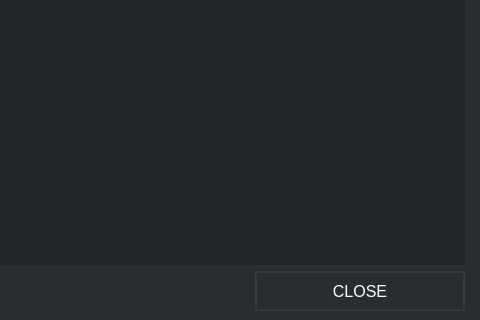
This is src/gui/ui/depositdetailsdialog.ui in ConcealNetwork/conceal-desktop as Qt 5 draws it before an edit; both pictures show x 256 to 736 and y 180 to 500 of the 736 by 500 pixel window. The edited form follows.
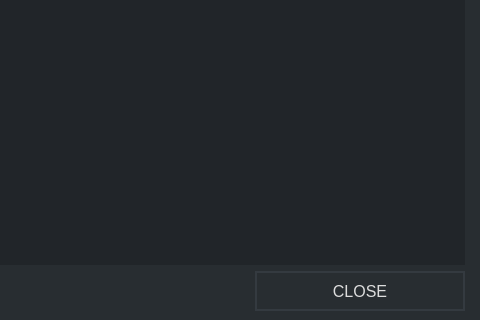
This is the edited form.

```diff
--- a/src/gui/ui/depositdetailsdialog.ui
+++ b/src/gui/ui/depositdetailsdialog.ui
@@ -81,7 +81,7 @@
         </font>
        </property>
        <property name="styleSheet">
-        <string notr="true">color: white; border: 2px solid #343a40; font-size: 16px;</string>
+        <string notr="true">color: #ddd; border: 2px solid #343a40; font-size: 16px;</string>
        </property>
        <property name="text">
         <string>CLOSE</string>
```
Left out of the diff: 2 changed lines with no effect on the pictures.
